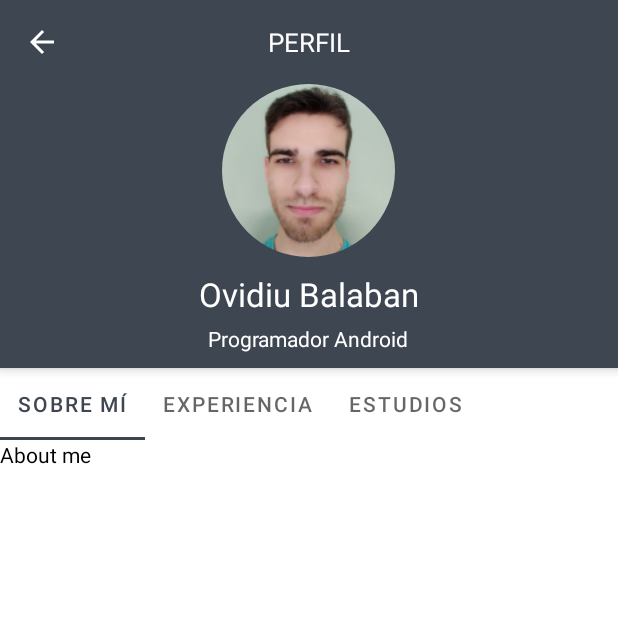
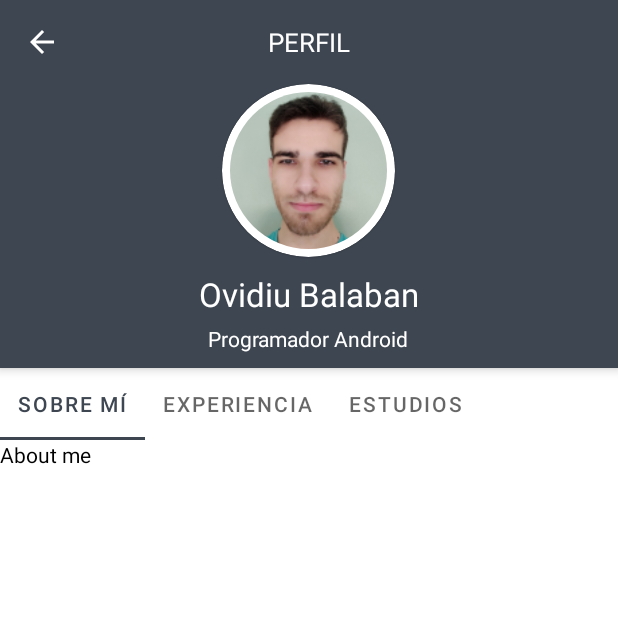
Before and after one commit to ovidiu-b/ovidiu-portfolio, an Android app: the ProfileFragment screen opened through its navigation route, on a phone screen of 412 x 824 dp, the top half of it. Run offline under Robolectric (Android 15) with nearby library versions, the phone set to English and light mode, and no system bars; Roboto replaces fonts that are not available here.

Commit message:
Added white border to imageProfile in fragment_profile.xml

```diff
--- a/app/src/main/res/layout/fragment_profile.xml
+++ b/app/src/main/res/layout/fragment_profile.xml
@@ -34,12 +34,21 @@
 
         </com.google.android.material.appbar.MaterialToolbar>
 
-        <ImageView
-            android:id="@+id/imageProfile"
+        <com.google.android.material.card.MaterialCardView
             android:layout_width="115dp"
             android:layout_height="115dp"
             android:layout_gravity="center_horizontal"
-            android:contentDescription="Image de perfil de Ovidiu" />
+            app:cardCornerRadius="130dp">
+
+            <androidx.appcompat.widget.AppCompatImageView
+                android:id="@+id/imageProfile"
+                android:layout_width="115dp"
+                android:layout_height="115dp"
+                android:padding="5dp"/>
+
+        </com.google.android.material.card.MaterialCardView>
+
+
 
         <LinearLayout
             android:layout_width="wrap_content"
```
Also changed, not shown: app/src/main/res/layout/fragment_introduction.xml (+1 -9 lines).
